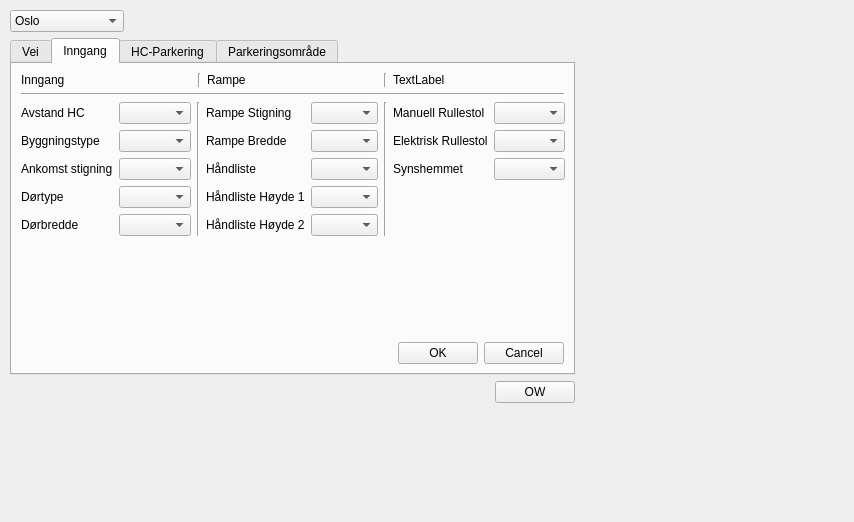
Above: master_dialog_base.ui from KaspArno/MasterGUI before the change. Below: the same form after it.
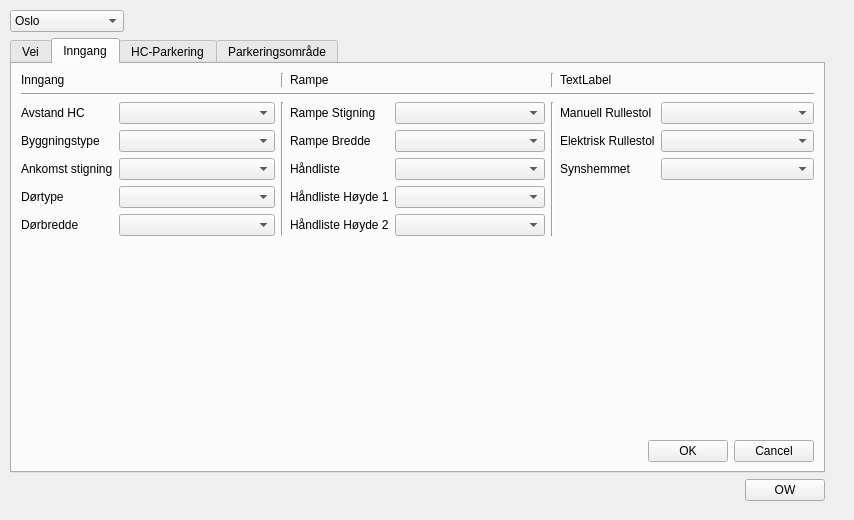
That is the form after the change. The open tabs and pages were chosen to show the change.

The edit to the form file:
```diff
--- a/master_dialog_base.ui
+++ b/master_dialog_base.ui
@@ -7,7 +7,7 @@
     <x>0</x>
     <y>0</y>
     <width>854</width>
-    <height>522</height>
+    <height>520</height>
    </rect>
   </property>
   <property name="windowTitle">
@@ -29,13 +29,13 @@
     <set>QDialogButtonBox::Cancel|QDialogButtonBox::Ok</set>
    </property>
   </widget>
-  <widget class="QWidget" name="">
+  <widget class="QWidget" name="layoutWidget">
    <property name="geometry">
     <rect>
      <x>10</x>
      <y>10</y>
-     <width>565</width>
-     <height>393</height>
+     <width>815</width>
+     <height>491</height>
     </rect>
    </property>
    <layout class="QVBoxLayout" name="verticalLayout_3">
```
Left out of the diff: 14 changed lines with no effect on the pictures.
